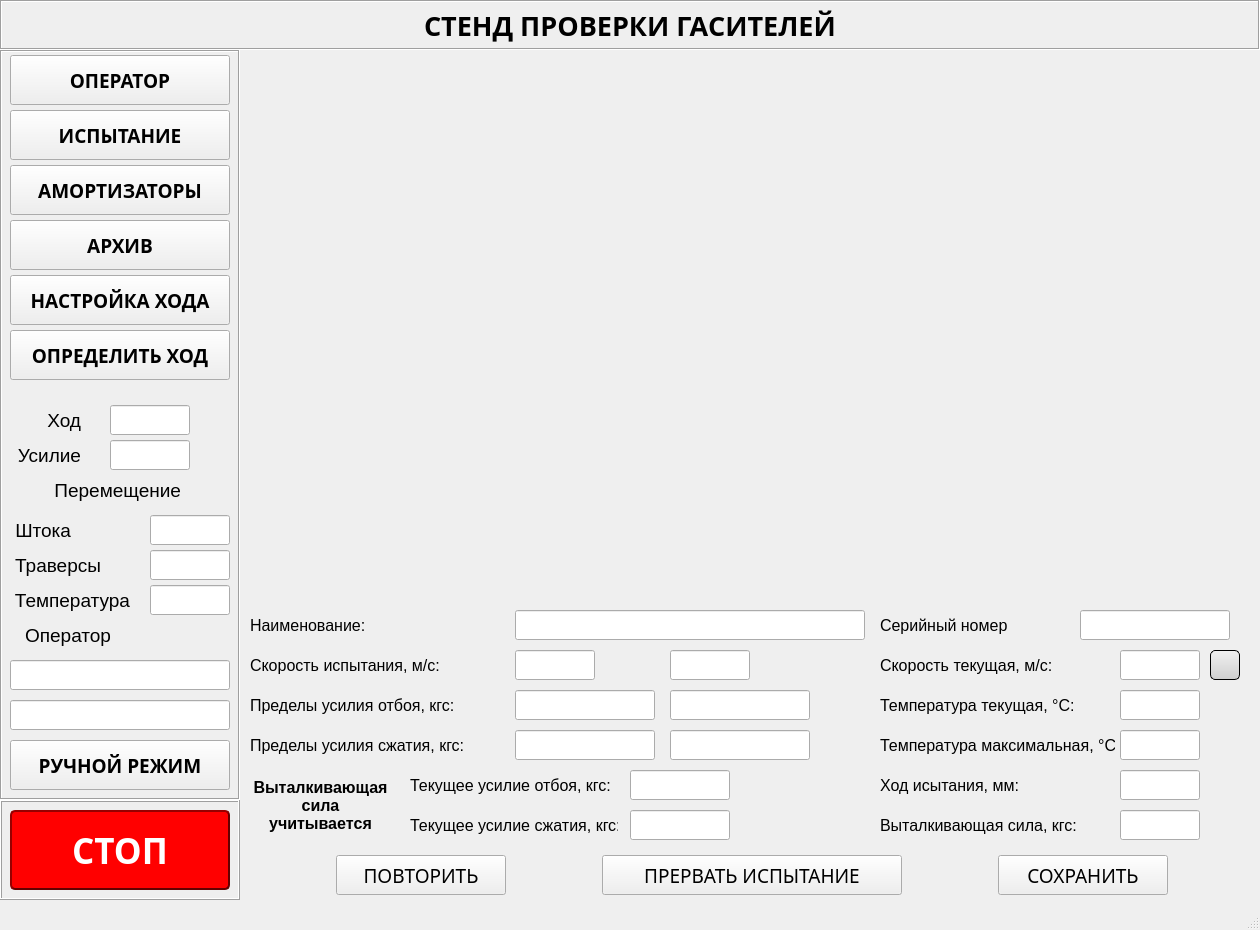
This is ui/mainui.ui in Skorikof/SPG-023MK as Qt 5 draws it before an edit. The edited form follows.
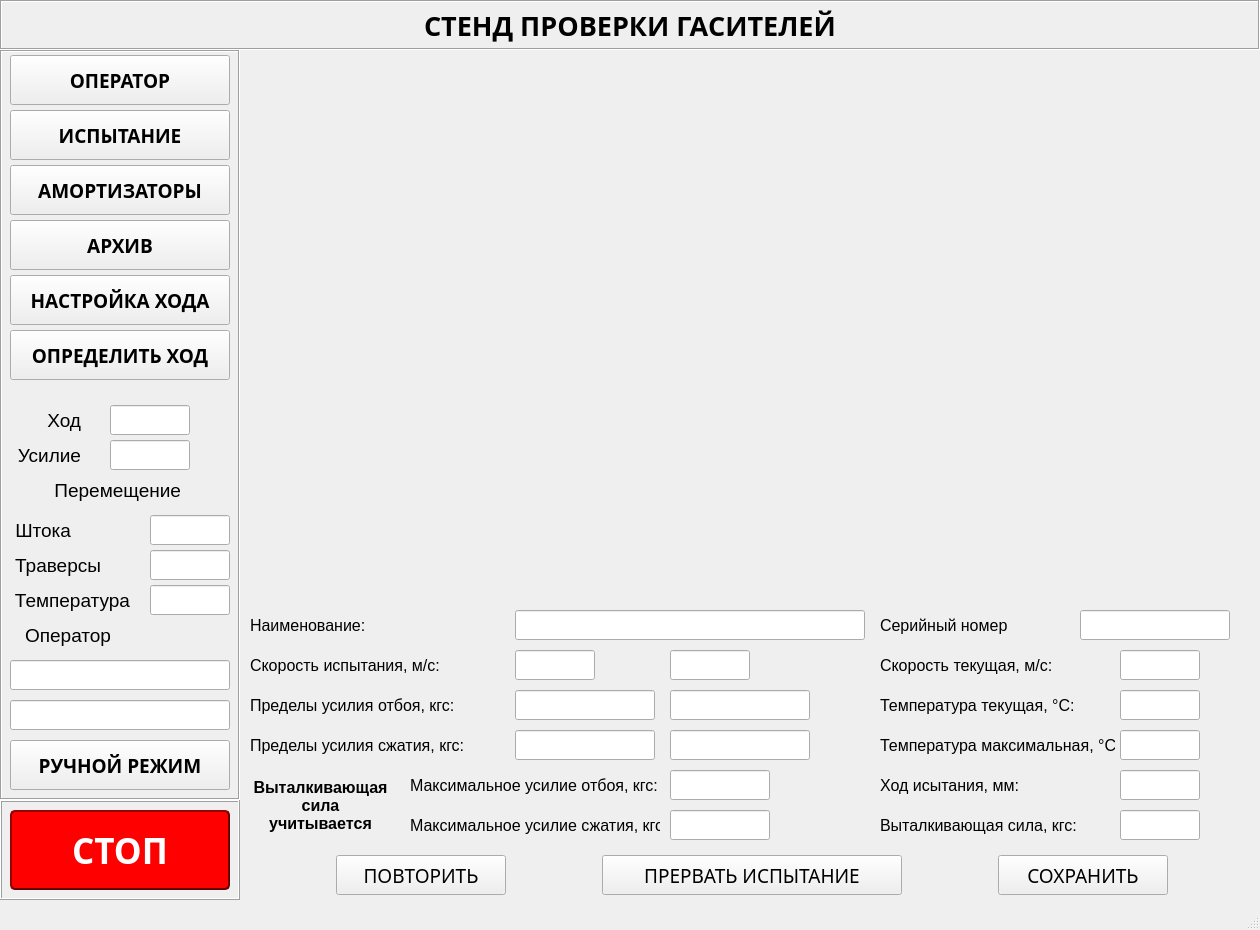
This is the edited form. The open tabs and pages were chosen to show the change. Custom widgets are drawn as their Qt base class.

Patch:
```diff
--- a/ui/mainui.ui
+++ b/ui/mainui.ui
@@ -2465,64 +2465,6 @@
               <bool>false</bool>
              </property>
             </widget>
-            <widget class="QPushButton" name="btn_lab_speed_change">
-             <property name="geometry">
-              <rect>
-               <x>970</x>
-               <y>50</y>
-               <width>30</width>
-               <height>30</height>
-              </rect>
-             </property>
-             <property name="minimumSize">
-              <size>
-               <width>30</width>
-               <height>30</height>
-              </size>
-             </property>
-             <property name="maximumSize">
-              <size>
-               <width>30</width>
-               <height>30</height>
-              </size>
-             </property>
-             <property name="styleSheet">
-              <string notr="true">QPushButton 
-{
-	color: rgb(0, 0, 0);
-	background-color: qlineargradient(spread:pad, x1:0.489, y1:0.0227273, x2:0.489, y2:1, stop:0 rgba(240, 240, 240, 255), stop:1 rgba(207, 207, 207, 255));
-
-	border: 1px rgb(0, 0, 0);
-	border-radius: 5px;
-
-	border-style: outset;
-
-	padding: 5px;
-}
-
-QPushButton:hover
-{
-	background-color: qlineargradient(spread:pad, x1:0.489, y1:0.0227273, x2:0.489, y2:1, stop:0 rgba(234, 246, 253, 255), stop:1 rgba(169, 219, 246, 255));
-	
-}
-	
-
-QPushButton:checked
-{
-	background-color: rgb(0, 255, 0)
-	
-}</string>
-             </property>
-             <property name="text">
-              <string/>
-             </property>
-             <property name="checkable">
-              <bool>false</bool>
-             </property>
-             <property name="checked">
-              <bool>false</bool>
-             </property>
-            </widget>
             <widget class="QLabel" name="lbl_16">
              <property name="geometry">
               <rect>
@@ -2908,7 +2850,7 @@
               <rect>
                <x>170</x>
                <y>170</y>
-               <width>208</width>
+               <width>250</width>
                <height>30</height>
               </rect>
              </property>
@@ -2931,7 +2873,7 @@
               </font>
              </property>
              <property name="text">
-              <string>Текущее усилие отбоя, кгс:</string>
+              <string>Максимальное усилие отбоя, кгс:</string>
              </property>
             </widget>
             <widget class="QLabel" name="lbl_26">
@@ -2939,7 +2881,7 @@
               <rect>
                <x>170</x>
                <y>210</y>
-               <width>208</width>
+               <width>250</width>
                <height>30</height>
               </rect>
              </property>
@@ -2962,13 +2904,13 @@
               </font>
              </property>
              <property name="text">
-              <string>Текущее усилие сжатия, кгс:</string>
+              <string>Максимальное усилие сжатия, кгс:</string>
              </property>
             </widget>
             <widget class="QLineEdit" name="lab_recoil_le">
              <property name="geometry">
               <rect>
-               <x>390</x>
+               <x>430</x>
                <y>170</y>
                <width>100</width>
                <height>30</height>
@@ -3005,7 +2947,7 @@
             <widget class="QLineEdit" name="lab_comp_le">
              <property name="geometry">
               <rect>
-               <x>390</x>
+               <x>430</x>
                <y>210</y>
                <width>100</width>
                <height>30</height>
```
Left out of the diff: 2 changed lines with no effect on the pictures.
